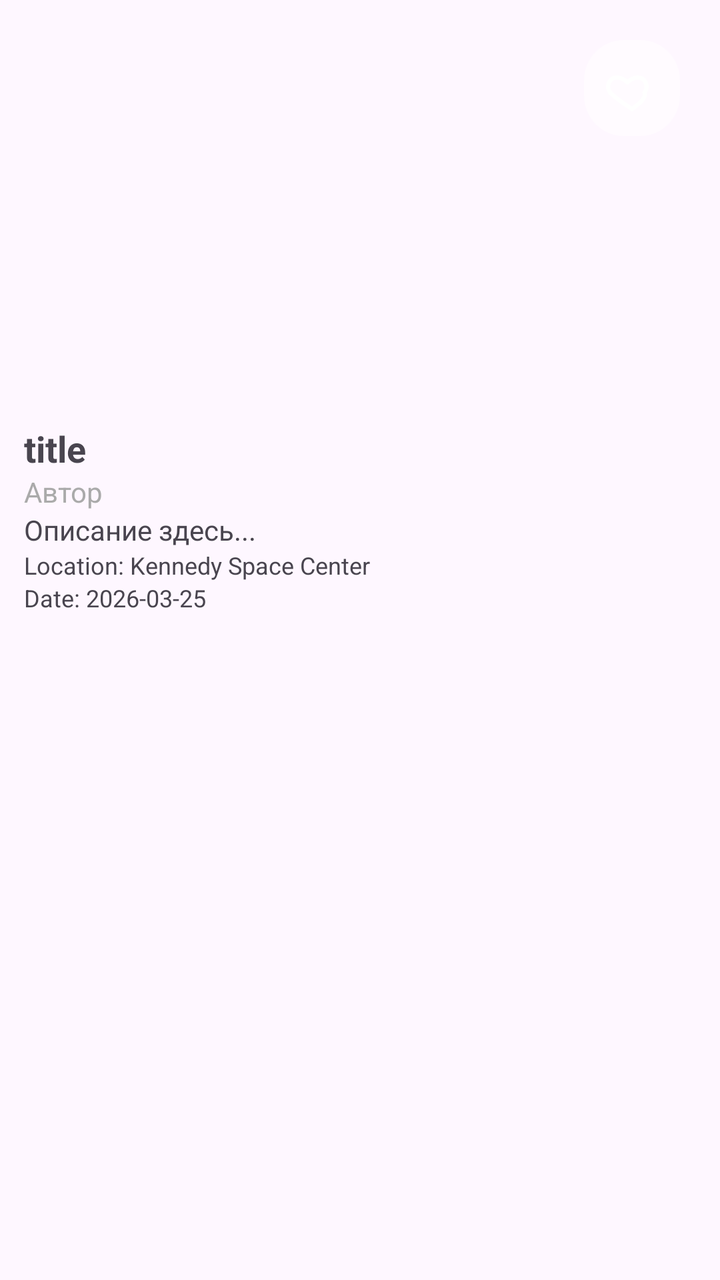
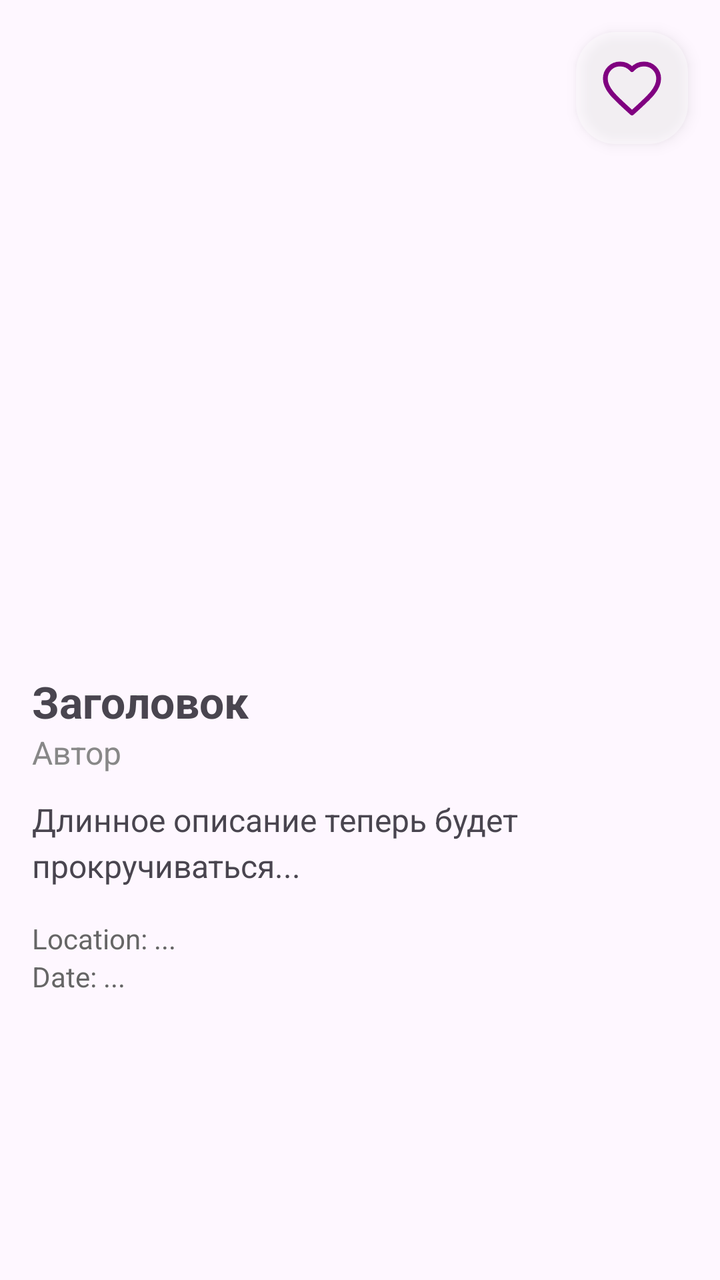

Two renders of the same Android screen: before a commit and after it. Below are the layout's source before the change and the commit's diff.
<!-- AndroidManifest.xml: application theme Theme.NASA -->
<!-- res/layout/bottom_sheet_details.xml -->
<?xml version="1.0" encoding="utf-8"?>
<androidx.constraintlayout.widget.ConstraintLayout
    xmlns:android="http://schemas.android.com/apk/res/android"
    xmlns:app="http://schemas.android.com/apk/res-auto"
    android:layout_width="match_parent"
    android:layout_height="match_parent">

    <LinearLayout
        android:layout_width="match_parent"
        android:layout_height="wrap_content"
        android:orientation="vertical"
        android:padding="12dp"
        app:layout_constraintTop_toTopOf="parent"
        app:layout_constraintStart_toStartOf="parent"
        app:layout_constraintEnd_toEndOf="parent">

        <FrameLayout
            android:layout_width="match_parent"
            android:layout_height="200dp">

            <ImageView
                android:id="@+id/image"
                android:layout_width="match_parent"
                android:layout_height="match_parent"
                android:scaleType="centerCrop"
                android:contentDescription="@null" />

            <ImageView
                android:id="@+id/likeBtn"
                android:layout_width="48dp"
                android:layout_height="48dp"
                android:layout_gravity="top|end"
                android:layout_margin="8dp"
                android:background="@drawable/bg_glass"
                android:padding="10dp"
                android:src="@drawable/ic_heart"
                android:contentDescription="@null" />

        </FrameLayout>

        <TextView
            android:id="@+id/title"
            android:layout_width="match_parent"
            android:layout_height="wrap_content"
            android:textSize="18sp"
            android:textStyle="bold"
            android:text="@string/title" />

        <TextView
            android:id="@+id/author"
            android:layout_width="match_parent"
            android:layout_height="wrap_content"
            android:textSize="14sp"
            android:textColor="#AAAAAA"
            android:text="Автор" />

        <TextView
            android:id="@+id/description"
            android:layout_width="match_parent"
            android:layout_height="wrap_content"
            android:textSize="14sp"
            android:text="Описание здесь..." />

        <TextView
            android:id="@+id/location"
            android:layout_width="match_parent"
            android:layout_height="wrap_content"
            android:text="Location: Kennedy Space Center"
            android:textSize="12sp" />

        <TextView
            android:id="@+id/date"
            android:layout_width="match_parent"
            android:layout_height="wrap_content"
            android:text="Date: 2026-03-25"
            android:textSize="12sp" />

    </LinearLayout>

</androidx.constraintlayout.widget.ConstraintLayout>
<!-- resources referenced by this layout -->
<resources>
  <!-- drawable bg_glass (drawable) -->
  <?xml version="1.0" encoding="utf-8"?>
  <shape xmlns:android="http://schemas.android.com/apk/res/android">
      <solid android:color="#66FFFFFF"/>
      <corners android:radius="20dp"/>
  </shape>
  <!-- drawable ic_heart (drawable) -->
  <?xml version="1.0" encoding="utf-8"?>
  <vector xmlns:android="http://schemas.android.com/apk/res/android"
      android:width="24dp"
      android:height="24dp"
      android:viewportWidth="24"
      android:viewportHeight="24">
  
      <path
          android:fillColor="@android:color/transparent"
          android:strokeColor="@android:color/white"
          android:strokeWidth="1.8"
          android:strokeLineCap="round"
          android:strokeLineJoin="round"
          android:pathData="M12,21s-6.7,-4.35 -9.33,-7C0.67,11.35 2.24,7.5 5.5,7.5c1.74,0 3.41,1.01 4.5,2.09C11.09,8.51 12.76,7.5 14.5,7.5c3.26,0 4.83,3.85 2.83,6.5C18.7,16.65 12,21 12,21z"/>
  </vector>
  <string name="title">title</string>
  <style name="Theme.NASA" parent="Base.Theme.NASA" />
  <style name="Base.Theme.NASA" parent="Theme.Material3.DayNight.NoActionBar">
          
          
      </style>
</resources>

<!-- the commit's change to res/layout/bottom_sheet_details.xml (unified diff, before → after) -->
@@ -1,80 +1,102 @@
 <?xml version="1.0" encoding="utf-8"?>
-<androidx.constraintlayout.widget.ConstraintLayout
+<androidx.core.widget.NestedScrollView
     xmlns:android="http://schemas.android.com/apk/res/android"
     xmlns:app="http://schemas.android.com/apk/res-auto"
     android:layout_width="match_parent"
-    android:layout_height="match_parent">
+    android:layout_height="match_parent"
+    android:fillViewport="true">
 
-    <LinearLayout
+    <androidx.constraintlayout.widget.ConstraintLayout
         android:layout_width="match_parent"
         android:layout_height="wrap_content"
-        android:orientation="vertical"
-        android:padding="12dp"
-        app:layout_constraintTop_toTopOf="parent"
-        app:layout_constraintStart_toStartOf="parent"
-        app:layout_constraintEnd_toEndOf="parent">
+        android:paddingBottom="24dp">
 
         <FrameLayout
+            android:id="@+id/imageContainer"
             android:layout_width="match_parent"
-            android:layout_height="200dp">
+            android:layout_height="320dp"
+            app:layout_constraintTop_toTopOf="parent">
 
             <ImageView
                 android:id="@+id/image"
                 android:layout_width="match_parent"
                 android:layout_height="match_parent"
-                android:scaleType="centerCrop"
-                android:contentDescription="@null" />
+                android:scaleType="centerCrop" />
 
             <ImageView
                 android:id="@+id/likeBtn"
-                android:layout_width="48dp"
-                android:layout_height="48dp"
+                android:layout_width="56dp"
+                android:layout_height="56dp"
                 android:layout_gravity="top|end"
-                android:layout_margin="8dp"
+                android:layout_margin="16dp"
                 android:background="@drawable/bg_glass"
-                android:padding="10dp"
-                android:src="@drawable/ic_heart"
-                android:contentDescription="@null" />
-
+                android:padding="12dp"
+                android:src="@drawable/is_heart"
+                android:elevation="4dp" />
         </FrameLayout>
 
         <TextView
             android:id="@+id/title"
-            android:layout_width="match_parent"
+            android:layout_width="0dp"
             android:layout_height="wrap_content"
-            android:textSize="18sp"
+            android:layout_marginHorizontal="16dp"
+            android:layout_marginTop="16dp"
+            android:textSize="22sp"
             android:textStyle="bold"
-            android:text="@string/title" />
+            app:layout_constraintEnd_toEndOf="parent"
+            app:layout_constraintStart_toStartOf="parent"
+            app:layout_constraintTop_toBottomOf="@id/imageContainer"
+            android:text="Заголовок" />
 
         <TextView
             android:id="@+id/author"
-            android:layout_width="match_parent"
+            android:layout_width="0dp"
             android:layout_height="wrap_content"
-            android:textSize="14sp"
-            android:textColor="#AAAAAA"
+            android:layout_marginHorizontal="16dp"
+            android:textSize="16sp"
+            android:textColor="#888888"
+            app:layout_constraintTop_toBottomOf="@id/title"
+            app:layout_constraintStart_toStartOf="parent"
+            app:layout_constraintEnd_toEndOf="parent"
             android:text="Автор" />
 
         <TextView
             android:id="@+id/description"
-            android:layout_width="match_parent"
+            android:layout_width="0dp"
             android:layout_height="wrap_content"
-            android:textSize="14sp"
-            android:text="Описание здесь..." />
+            android:layout_marginHorizontal="16dp"
+            android:layout_marginTop="12dp"
+            android:textSize="16sp"
+            android:lineSpacingExtra="4dp"
+            app:layout_constraintTop_toBottomOf="@id/author"
+            app:layout_constraintStart_toStartOf="parent"
+            app:layout_constraintEnd_toEndOf="parent"
+            android:text="Длинное описание теперь будет прокручиваться..." />
 
         <TextView
             android:id="@+id/location"
-            android:layout_width="match_parent"
+            android:layout_width="0dp"
             android:layout_height="wrap_content"
-            android:text="Location: Kennedy Space Center"
-            android:textSize="12sp" />
+            android:layout_marginHorizontal="16dp"
+            android:layout_marginTop="16dp"
+            android:textSize="14sp"
+            android:textColor="#666666"
+            app:layout_constraintTop_toBottomOf="@id/description"
+            app:layout_constraintStart_toStartOf="parent"
+            app:layout_constraintEnd_toEndOf="parent"
+            android:text="Location: ..." />
 
         <TextView
             android:id="@+id/date"
-            android:layout_width="match_parent"
+            android:layout_width="0dp"
             android:layout_height="wrap_content"
-            android:text="Date: 2026-03-25"
-            android:textSize="12sp" />
+            android:layout_marginHorizontal="16dp"
+            android:textSize="14sp"
+            android:textColor="#666666"
+            app:layout_constraintTop_toBottomOf="@id/location"
+            app:layout_constraintStart_toStartOf="parent"
+            app:layout_constraintEnd_toEndOf="parent"
+            android:text="Date: ..." />
 
-    </LinearLayout>
-
-</androidx.constraintlayout.widget.ConstraintLayout>
+    </androidx.constraintlayout.widget.ConstraintLayout>
+</androidx.core.widget.NestedScrollView>
<!-- resource entries referenced after the edit -->
@@ -6,7 +6,7 @@
       <solid android:color="#66FFFFFF"/>
       <corners android:radius="20dp"/>
   </shape>
-  <!-- drawable ic_heart (drawable) -->
+  <!-- drawable is_heart (drawable) -->
   <?xml version="1.0" encoding="utf-8"?>
   <vector xmlns:android="http://schemas.android.com/apk/res/android"
       android:width="24dp"
@@ -16,13 +16,12 @@
   
       <path
           android:fillColor="@android:color/transparent"
-          android:strokeColor="@android:color/white"
+          android:strokeColor="#800080"
           android:strokeWidth="1.8"
           android:strokeLineCap="round"
           android:strokeLineJoin="round"
-          android:pathData="M12,21s-6.7,-4.35 -9.33,-7C0.67,11.35 2.24,7.5 5.5,7.5c1.74,0 3.41,1.01 4.5,2.09C11.09,8.51 12.76,7.5 14.5,7.5c3.26,0 4.83,3.85 2.83,6.5C18.7,16.65 12,21 12,21z"/>
+          android:pathData="M12,21.35l-1.45,-1.32C5.4,15.36 2,12.28 2,8.5C2,5.42 4.42,3 7.5,3c1.74,0 3.41,0.81 4.5,2.09C13.09,3.81 14.76,3 16.5,3C19.58,3 22,5.42 22,8.5c0,3.78 -3.4,6.86 -8.55,11.54L12,21.35z"/>
   </vector>
-  <string name="title">title</string>
   <style name="Theme.NASA" parent="Base.Theme.NASA" />
   <style name="Base.Theme.NASA" parent="Theme.Material3.DayNight.NoActionBar">
           
